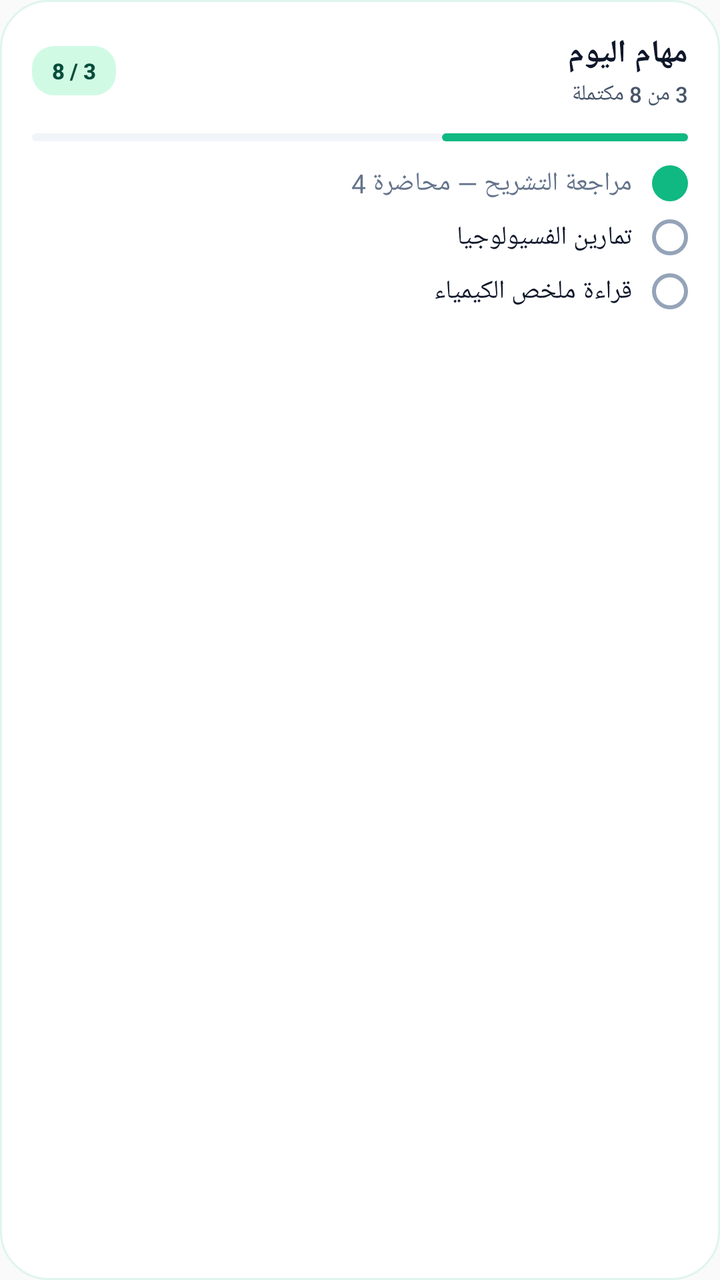
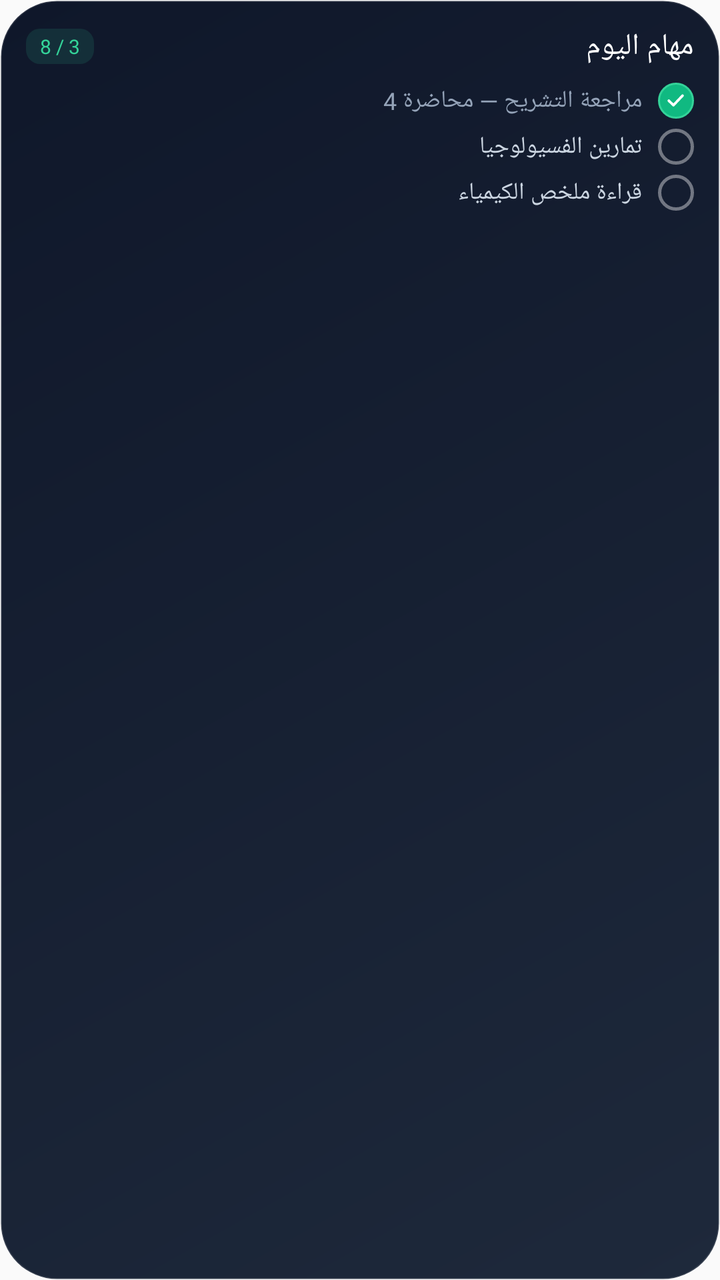

Compare the two renders of this Android layout. The source of the first and the diff that turns it into the second are given below.
<!-- AndroidManifest.xml: application theme AppTheme -->
<!-- res/layout/widget_today_tasks_preview.xml -->
<?xml version="1.0" encoding="utf-8"?>
<LinearLayout xmlns:android="http://schemas.android.com/apk/res/android"
    android:layout_width="match_parent"
    android:layout_height="match_parent"
    android:layoutDirection="rtl"
    android:background="@drawable/widget_preview_background"
    android:orientation="vertical"
    android:padding="16dp">

    
    <LinearLayout
        android:layout_width="match_parent"
        android:layout_height="wrap_content"
        android:gravity="center_vertical"
        android:orientation="horizontal">

        <LinearLayout
            android:layout_width="0dp"
            android:layout_height="wrap_content"
            android:layout_weight="1"
            android:orientation="vertical">

            <TextView
                android:layout_width="wrap_content"
                android:layout_height="wrap_content"
                android:fontFamily="sans-serif-medium"
                android:text="@string/widget_today_tasks_label"
                android:textColor="#FF0F172A"
                android:textSize="16sp"
                android:textStyle="bold" />

            <TextView
                android:layout_width="wrap_content"
                android:layout_height="wrap_content"
                android:layout_marginTop="2dp"
                android:fontFamily="sans-serif-medium"
                android:text="@string/widget_today_tasks_preview_subtitle"
                android:textColor="#FF475569"
                android:textSize="11sp" />
        </LinearLayout>

        <TextView
            android:layout_width="wrap_content"
            android:layout_height="wrap_content"
            android:background="@drawable/widget_preview_chip"
            android:fontFamily="sans-serif-medium"
            android:paddingStart="10dp"
            android:paddingTop="5dp"
            android:paddingEnd="10dp"
            android:paddingBottom="5dp"
            android:text="@string/widget_today_tasks_preview_count"
            android:textColor="#FF064E3B"
            android:textSize="11sp"
            android:textStyle="bold" />
    </LinearLayout>

    
    <LinearLayout
        android:layout_width="match_parent"
        android:layout_height="4dp"
        android:layout_marginTop="12dp"
        android:orientation="horizontal">

        <ImageView
            android:layout_width="0dp"
            android:layout_height="match_parent"
            android:layout_weight="0.375"
            android:background="@drawable/widget_preview_progress_fill" />

        <ImageView
            android:layout_width="0dp"
            android:layout_height="match_parent"
            android:layout_weight="0.625"
            android:background="@drawable/widget_preview_progress_track" />
    </LinearLayout>

    
    <LinearLayout
        android:layout_width="match_parent"
        android:layout_height="wrap_content"
        android:layout_marginTop="12dp"
        android:gravity="center_vertical"
        android:orientation="horizontal">

        <ImageView
            android:layout_width="18dp"
            android:layout_height="18dp"
            android:background="@drawable/widget_preview_circle_done" />

        <TextView
            android:layout_width="0dp"
            android:layout_height="wrap_content"
            android:layout_marginStart="10dp"
            android:layout_weight="1"
            android:text="@string/widget_today_tasks_preview_task_done"
            android:textColor="#FF64748B"
            android:textSize="13sp" />
    </LinearLayout>

    
    <LinearLayout
        android:layout_width="match_parent"
        android:layout_height="wrap_content"
        android:layout_marginTop="9dp"
        android:gravity="center_vertical"
        android:orientation="horizontal">

        <ImageView
            android:layout_width="18dp"
            android:layout_height="18dp"
            android:background="@drawable/widget_preview_circle_open" />

        <TextView
            android:layout_width="0dp"
            android:layout_height="wrap_content"
            android:layout_marginStart="10dp"
            android:layout_weight="1"
            android:fontFamily="sans-serif-medium"
            android:text="@string/widget_today_tasks_preview_task_open"
            android:textColor="#FF0F172A"
            android:textSize="13sp" />
    </LinearLayout>

    
    <LinearLayout
        android:layout_width="match_parent"
        android:layout_height="wrap_content"
        android:layout_marginTop="9dp"
        android:gravity="center_vertical"
        android:orientation="horizontal">

        <ImageView
            android:layout_width="18dp"
            android:layout_height="18dp"
            android:background="@drawable/widget_preview_circle_open" />

        <TextView
            android:layout_width="0dp"
            android:layout_height="wrap_content"
            android:layout_marginStart="10dp"
            android:layout_weight="1"
            android:fontFamily="sans-serif-medium"
            android:text="@string/widget_today_tasks_preview_task_open2"
            android:textColor="#FF0F172A"
            android:textSize="13sp" />
    </LinearLayout>
</LinearLayout>
<!-- resources referenced by this layout -->
<resources>
  <!-- drawable widget_preview_background (drawable) -->
  <?xml version="1.0" encoding="utf-8"?>
  <shape xmlns:android="http://schemas.android.com/apk/res/android"
      android:shape="rectangle">
      <solid android:color="#FFFFFFFF" />
      <corners android:radius="24dp" />
      <stroke
          android:width="1dp"
          android:color="#1F10B981" />
  </shape>
  <!-- drawable widget_preview_chip (drawable) -->
  <?xml version="1.0" encoding="utf-8"?>
  <shape xmlns:android="http://schemas.android.com/apk/res/android"
      android:shape="rectangle">
      <solid android:color="#FFD1FAE5" />
      <corners android:radius="11dp" />
  </shape>
  <!-- drawable widget_preview_circle_done (drawable) -->
  <?xml version="1.0" encoding="utf-8"?>
  <shape xmlns:android="http://schemas.android.com/apk/res/android"
      android:shape="oval">
      <solid android:color="#FF10B981" />
      <size
          android:width="18dp"
          android:height="18dp" />
  </shape>
  <!-- drawable widget_preview_circle_open (drawable) -->
  <?xml version="1.0" encoding="utf-8"?>
  <shape xmlns:android="http://schemas.android.com/apk/res/android"
      android:shape="oval">
      <solid android:color="#FFFFFFFF" />
      <stroke
          android:width="2dp"
          android:color="#FF94A3B8" />
      <size
          android:width="18dp"
          android:height="18dp" />
  </shape>
  <!-- drawable widget_preview_progress_fill (drawable) -->
  <?xml version="1.0" encoding="utf-8"?>
  <shape xmlns:android="http://schemas.android.com/apk/res/android"
      android:shape="rectangle">
      <solid android:color="#FF10B981" />
      <corners android:radius="2dp" />
  </shape>
  <!-- drawable widget_preview_progress_track (drawable) -->
  <?xml version="1.0" encoding="utf-8"?>
  <shape xmlns:android="http://schemas.android.com/apk/res/android"
      android:shape="rectangle">
      <solid android:color="#FFF1F5F9" />
      <corners android:radius="2dp" />
  </shape>
  <string name="widget_today_tasks_label">مهام اليوم</string>
  <string name="widget_today_tasks_preview_count">3 / 8</string>
  <string name="widget_today_tasks_preview_subtitle">3 من 8 مكتملة</string>
  <string name="widget_today_tasks_preview_task_done">مراجعة التشريح — محاضرة 4</string>
  <string name="widget_today_tasks_preview_task_open">تمارين الفسيولوجيا</string>
  <string name="widget_today_tasks_preview_task_open2">قراءة ملخص الكيمياء</string>
  <style name="AppTheme" parent="Theme.AppCompat.Light.DarkActionBar">
          
          <item name="colorPrimary">@color/colorPrimary</item>
          <item name="colorPrimaryDark">@color/colorPrimaryDark</item>
          <item name="colorAccent">@color/colorAccent</item>
      </style>
</resources>

<!-- the commit's change to res/layout/widget_today_tasks_preview.xml (unified diff, before → after) -->
@@ -3,145 +3,102 @@
     android:layout_width="match_parent"
     android:layout_height="match_parent"
     android:layoutDirection="rtl"
-    android:background="@drawable/widget_preview_background"
+    android:background="@drawable/widget_bg_tasks"
     android:orientation="vertical"
-    android:padding="16dp">
+    android:padding="13dp">
 
-    
     <LinearLayout
         android:layout_width="match_parent"
         android:layout_height="wrap_content"
         android:gravity="center_vertical"
         android:orientation="horizontal">
-
-        <LinearLayout
-            android:layout_width="0dp"
-            android:layout_height="wrap_content"
-            android:layout_weight="1"
-            android:orientation="vertical">
-
-            <TextView
-                android:layout_width="wrap_content"
-                android:layout_height="wrap_content"
-                android:fontFamily="sans-serif-medium"
-                android:text="@string/widget_today_tasks_label"
-                android:textColor="#FF0F172A"
-                android:textSize="16sp"
-                android:textStyle="bold" />
-
-            <TextView
-                android:layout_width="wrap_content"
-                android:layout_height="wrap_content"
-                android:layout_marginTop="2dp"
-                android:fontFamily="sans-serif-medium"
-                android:text="@string/widget_today_tasks_preview_subtitle"
-                android:textColor="#FF475569"
-                android:textSize="11sp" />
-        </LinearLayout>
-
+        <TextView
+        android:layout_width="0dp"
+        android:layout_height="wrap_content" android:layout_weight="1"
+        android:fontFamily="@font/tajawal_bold"
+        android:text="@string/widget_today_tasks_label"
+        android:textColor="#FFFFFFFF"
+        android:textSize="15sp" />
         <TextView
             android:layout_width="wrap_content"
             android:layout_height="wrap_content"
-            android:background="@drawable/widget_preview_chip"
-            android:fontFamily="sans-serif-medium"
-            android:paddingStart="10dp"
-            android:paddingTop="5dp"
-            android:paddingEnd="10dp"
-            android:paddingBottom="5dp"
+            android:background="@drawable/widget_preview_pill_green"
+            android:fontFamily="@font/tajawal_bold"
+            android:paddingStart="7dp"
+            android:paddingTop="2dp"
+            android:paddingEnd="7dp"
+            android:paddingBottom="2dp"
             android:text="@string/widget_today_tasks_preview_count"
-            android:textColor="#FF064E3B"
-            android:textSize="11sp"
-            android:textStyle="bold" />
+            android:textColor="#FF34D399"
+            android:textSize="10sp" />
     </LinearLayout>
 
-    
-    <LinearLayout
-        android:layout_width="match_parent"
-        android:layout_height="4dp"
-        android:layout_marginTop="12dp"
-        android:orientation="horizontal">
-
-        <ImageView
-            android:layout_width="0dp"
-            android:layout_height="match_parent"
-            android:layout_weight="0.375"
-            android:background="@drawable/widget_preview_progress_fill" />
-
-        <ImageView
-            android:layout_width="0dp"
-            android:layout_height="match_parent"
-            android:layout_weight="0.625"
-            android:background="@drawable/widget_preview_progress_track" />
-    </LinearLayout>
-
-    
     <LinearLayout
         android:layout_width="match_parent"
         android:layout_height="wrap_content"
-        android:layout_marginTop="12dp"
+        android:layout_marginTop="8dp"
         android:gravity="center_vertical"
         android:orientation="horizontal">
-
+        <FrameLayout
+            android:layout_width="18dp"
+            android:layout_height="18dp"
+            android:background="@drawable/widget_circle_done">
+            <ImageView
+                android:layout_width="11dp"
+                android:layout_height="11dp"
+                android:layout_gravity="center"
+                android:contentDescription="@null"
+                android:src="@drawable/widget_ic_check"
+                android:tint="#FFFFFFFF" />
+        </FrameLayout>
+        <TextView
+            android:layout_width="0dp"
+            android:layout_height="wrap_content"
+            android:layout_marginStart="8dp"
+            android:layout_weight="1"
+            android:fontFamily="@font/tajawal_regular"
+            android:text="@string/widget_today_tasks_preview_task_done"
+            android:textColor="#FF94A3B8"
+            android:textSize="12sp" />
+    </LinearLayout>
+    <LinearLayout
+        android:layout_width="match_parent"
+        android:layout_height="wrap_content"
+        android:layout_marginTop="5dp"
+        android:gravity="center_vertical"
+        android:orientation="horizontal">
         <ImageView
             android:layout_width="18dp"
             android:layout_height="18dp"
-            android:background="@drawable/widget_preview_circle_done" />
-
+            android:background="@drawable/widget_circle_empty" />
         <TextView
             android:layout_width="0dp"
             android:layout_height="wrap_content"
-            android:layout_marginStart="10dp"
+            android:layout_marginStart="8dp"
             android:layout_weight="1"
-            android:text="@string/widget_today_tasks_preview_task_done"
-            android:textColor="#FF64748B"
-            android:textSize="13sp" />
+            android:fontFamily="@font/tajawal_bold"
+            android:text="@string/widget_today_tasks_preview_task_open"
+            android:textColor="#FFCBD5E1"
+            android:textSize="12sp" />
     </LinearLayout>
-
-    
     <LinearLayout
         android:layout_width="match_parent"
         android:layout_height="wrap_content"
-        android:layout_marginTop="9dp"
+        android:layout_marginTop="5dp"
         android:gravity="center_vertical"
         android:orientation="horizontal">
-
         <ImageView
             android:layout_width="18dp"
             android:layout_height="18dp"
-            android:background="@drawable/widget_preview_circle_open" />
-
+            android:background="@drawable/widget_circle_empty" />
         <TextView
             android:layout_width="0dp"
             android:layout_height="wrap_content"
-            android:layout_marginStart="10dp"
+            android:layout_marginStart="8dp"
             android:layout_weight="1"
-            android:fontFamily="sans-serif-medium"
-            android:text="@string/widget_today_tasks_preview_task_open"
-            android:textColor="#FF0F172A"
-            android:textSize="13sp" />
-    </LinearLayout>
-
-    
-    <LinearLayout
-        android:layout_width="match_parent"
-        android:layout_height="wrap_content"
-        android:layout_marginTop="9dp"
-        android:gravity="center_vertical"
-        android:orientation="horizontal">
-
-        <ImageView
-            android:layout_width="18dp"
-            android:layout_height="18dp"
-            android:background="@drawable/widget_preview_circle_open" />
-
-        <TextView
-            android:layout_width="0dp"
-            android:layout_height="wrap_content"
-            android:layout_marginStart="10dp"
-            android:layout_weight="1"
-            android:fontFamily="sans-serif-medium"
+            android:fontFamily="@font/tajawal_bold"
             android:text="@string/widget_today_tasks_preview_task_open2"
-            android:textColor="#FF0F172A"
-            android:textSize="13sp" />
+            android:textColor="#FFCBD5E1"
+            android:textSize="12sp" />
     </LinearLayout>
 </LinearLayout>
<!-- resource entries referenced after the edit -->
@@ -1,60 +1,61 @@
 <!-- resources referenced by this layout -->
 <resources>
-  <!-- drawable widget_preview_background (drawable) -->
+  <!-- drawable widget_bg_tasks (drawable) -->
   <?xml version="1.0" encoding="utf-8"?>
   <shape xmlns:android="http://schemas.android.com/apk/res/android"
       android:shape="rectangle">
-      <solid android:color="#FFFFFFFF" />
-      <corners android:radius="24dp" />
+      <gradient
+          android:angle="135"
+          android:endColor="#FF0F172A"
+          android:startColor="#FF1E293B"
+          android:type="linear" />
+      <corners android:radius="28dp" />
       <stroke
           android:width="1dp"
-          android:color="#1F10B981" />
+          android:color="#1FFFFFFF" />
   </shape>
-  <!-- drawable widget_preview_chip (drawable) -->
-  <?xml version="1.0" encoding="utf-8"?>
-  <shape xmlns:android="http://schemas.android.com/apk/res/android"
-      android:shape="rectangle">
-      <solid android:color="#FFD1FAE5" />
-      <corners android:radius="11dp" />
-  </shape>
-  <!-- drawable widget_preview_circle_done (drawable) -->
+  <!-- drawable widget_circle_done (drawable) -->
   <?xml version="1.0" encoding="utf-8"?>
   <shape xmlns:android="http://schemas.android.com/apk/res/android"
       android:shape="oval">
       <solid android:color="#FF10B981" />
-      <size
-          android:width="18dp"
-          android:height="18dp" />
+      <stroke
+          android:width="1dp"
+          android:color="#FF34D399" />
   </shape>
-  <!-- drawable widget_preview_circle_open (drawable) -->
+  <!-- drawable widget_circle_empty (drawable) -->
   <?xml version="1.0" encoding="utf-8"?>
   <shape xmlns:android="http://schemas.android.com/apk/res/android"
       android:shape="oval">
-      <solid android:color="#FFFFFFFF" />
       <stroke
-          android:width="2dp"
-          android:color="#FF94A3B8" />
-      <size
-          android:width="18dp"
-          android:height="18dp" />
+          android:width="1.5dp"
+          android:color="#66FFFFFF" />
   </shape>
-  <!-- drawable widget_preview_progress_fill (drawable) -->
+  <!-- drawable widget_ic_check (drawable) -->
   <?xml version="1.0" encoding="utf-8"?>
-  <shape xmlns:android="http://schemas.android.com/apk/res/android"
-      android:shape="rectangle">
-      <solid android:color="#FF10B981" />
-      <corners android:radius="2dp" />
-  </shape>
-  <!-- drawable widget_preview_progress_track (drawable) -->
+  <vector xmlns:android="http://schemas.android.com/apk/res/android"
+      android:width="24dp"
+      android:height="24dp"
+      android:viewportWidth="24"
+      android:viewportHeight="24">
+      <path
+          android:name="check"
+          android:pathData="M4.5,12.4 L9.6,17.3 L19.5,6.9"
+          android:strokeColor="#FFFFFFFF"
+          android:strokeWidth="2.8"
+          android:strokeLineCap="round"
+          android:strokeLineJoin="round"
+          android:trimPathStart="0"
+          android:trimPathEnd="1" />
+  </vector>
+  <!-- drawable widget_preview_pill_green (drawable) -->
   <?xml version="1.0" encoding="utf-8"?>
-  <shape xmlns:android="http://schemas.android.com/apk/res/android"
-      android:shape="rectangle">
-      <solid android:color="#FFF1F5F9" />
-      <corners android:radius="2dp" />
+  <shape xmlns:android="http://schemas.android.com/apk/res/android" android:shape="rectangle">
+      <solid android:color="#1F34D399" />
+      <corners android:radius="7dp" />
   </shape>
   <string name="widget_today_tasks_label">مهام اليوم</string>
   <string name="widget_today_tasks_preview_count">3 / 8</string>
-  <string name="widget_today_tasks_preview_subtitle">3 من 8 مكتملة</string>
   <string name="widget_today_tasks_preview_task_done">مراجعة التشريح — محاضرة 4</string>
   <string name="widget_today_tasks_preview_task_open">تمارين الفسيولوجيا</string>
   <string name="widget_today_tasks_preview_task_open2">قراءة ملخص الكيمياء</string>
